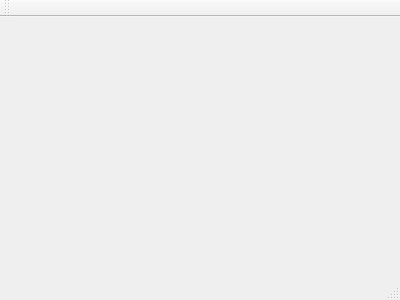
The window that Visualization.ui (schuylergleaves/Pathfinding_Visualized) describes before a commit, drawn with Qt 5.
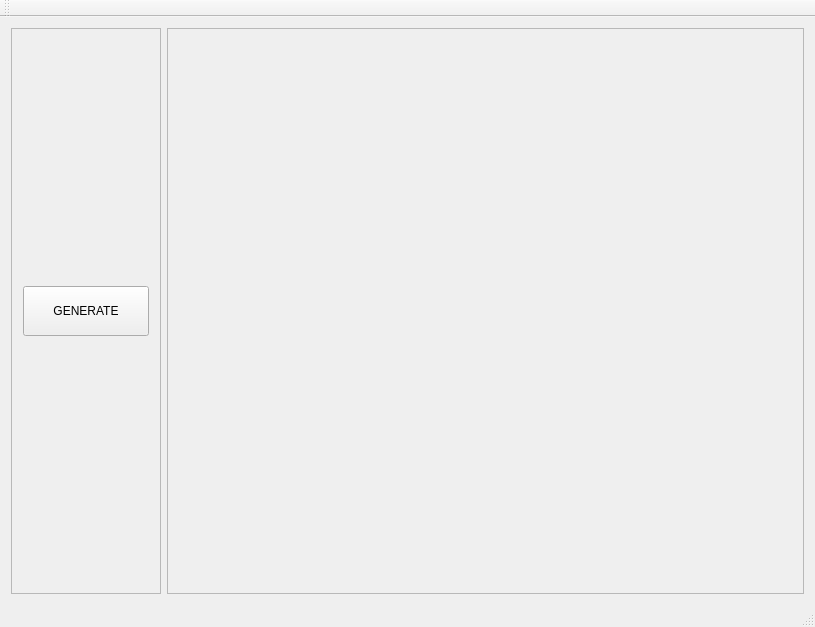
The same window after the commit.

Patch:
```diff
--- a/Visualization.ui
+++ b/Visualization.ui
@@ -1,24 +1,89 @@
 <ui version="4.0">
  <class>Visualization</class>
- <widget class="QMainWindow" name="Visualization" >
-  <property name="geometry" >
+ <widget class="QMainWindow" name="Visualization">
+  <property name="geometry">
    <rect>
     <x>0</x>
     <y>0</y>
-    <width>400</width>
-    <height>300</height>
+    <width>815</width>
+    <height>627</height>
    </rect>
   </property>
   <property name="windowTitle" >
    <string>Visualization</string>
   </property>
-  <widget class="QMenuBar" name="menuBar" />
-  <widget class="QToolBar" name="mainToolBar" />
-  <widget class="QWidget" name="centralWidget" />
-  <widget class="QStatusBar" name="statusBar" />
+  <widget class="QWidget" name="centralWidget">
+   <layout class="QHBoxLayout" name="horizontalLayout">
+    <item>
+     <widget class="QFrame" name="frameSidebar">
+      <property name="sizePolicy">
+       <sizepolicy hsizetype="Fixed" vsizetype="Preferred">
+        <horstretch>0</horstretch>
+        <verstretch>0</verstretch>
+       </sizepolicy>
+      </property>
+      <property name="maximumSize">
+       <size>
+        <width>150</width>
+        <height>16777215</height>
+       </size>
+      </property>
+      <property name="frameShape">
+       <enum>QFrame::StyledPanel</enum>
+      </property>
+      <property name="frameShadow">
+       <enum>QFrame::Raised</enum>
+      </property>
+      <layout class="QVBoxLayout" name="verticalLayout">
+       <item>
+        <widget class="QPushButton" name="btnGenerate">
+         <property name="maximumSize">
+          <size>
+           <width>16777215</width>
+           <height>50</height>
+          </size>
+         </property>
+         <property name="text">
+          <string>GENERATE</string>
+         </property>
+        </widget>
+       </item>
+      </layout>
+     </widget>
+    </item>
+    <item>
+     <widget class="QFrame" name="frameMap">
+      <property name="frameShape">
+       <enum>QFrame::StyledPanel</enum>
+      </property>
+      <property name="frameShadow">
+       <enum>QFrame::Raised</enum>
+      </property>
+     </widget>
+    </item>
+   </layout>
+  </widget>
+  <widget class="QMenuBar" name="menuBar">
+   <property name="geometry">
+    <rect>
+     <x>0</x>
+     <y>0</y>
+     <width>815</width>
+     <height>19</height>
+    </rect>
+   </property>
+  </widget>
+  <widget class="QToolBar" name="mainToolBar">
+   <attribute name="toolBarArea">
+    <enum>TopToolBarArea</enum>
+   </attribute>
+   <attribute name="toolBarBreak">
+    <bool>false</bool>
+   </attribute>
+  </widget>
+  <widget class="QStatusBar" name="statusBar"/>
  </widget>
- <layoutDefault spacing="6" margin="11" />
- <pixmapfunction></pixmapfunction>
+ <layoutdefault spacing="6" margin="11"/>
  <resources/>
  <connections/>
 </ui>
```
Left out of the diff: 3 changed lines with no effect on the pictures.
